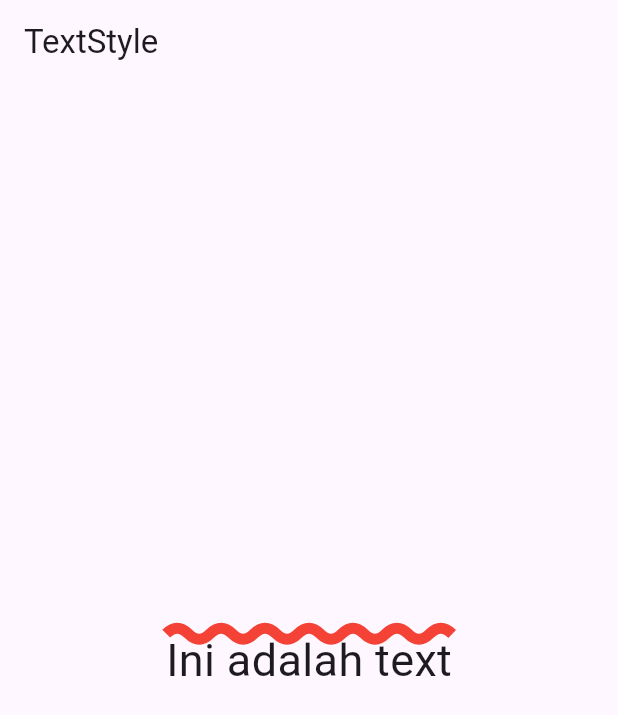
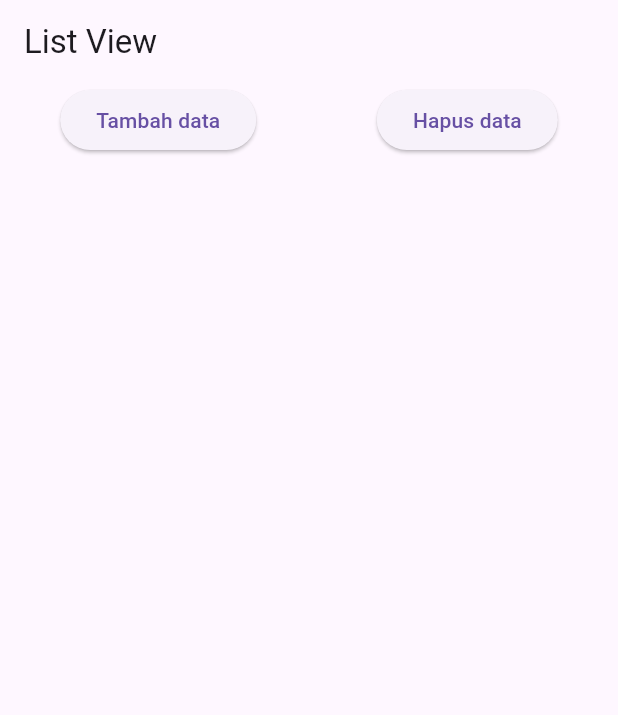
Before and after one commit to nentinur/Speedrun-Belajar-Flutter, a Flutter app: the screen it shows after launch, on a phone screen of 412 x 824 dp. Shown: the top 715 px of the screen. Run offline on Flutter 3.47's test engine with Material 3 defaults, Android fonts, the phone set to English and light mode, and no system bars.

Commit message:
List View

```diff
--- a/lib/main.dart
+++ b/lib/main.dart
@@ -4,30 +4,55 @@ void main() {
   runApp(const MyApp());
 }
 
-// karena saya males download font nyam jadi saya tulis langkah2nya saja
-// menambahkan jenis font: tambah folder [fonts], masukkan font yang kita miliki ke dalam folder fonts
-// kemudian di pubspec.yaml, tambahkan font yang kita miliki tadi
-// lalu atur TextStyle(fontFamily: "NamaFont")
-class MyApp extends StatelessWidget {
+// List View berbeda dengan column
+// column, jika monitor tiak cukup untuk menampilkan widget2 tersebut, dia akan error
+// sedangkan pada listview, dia bisa di scroll
+
+class MyApp extends StatefulWidget {
   const MyApp({super.key});
 
+  @override
+  State<MyApp> createState() => _MyAppState();
+}
+
+class _MyAppState extends State<MyApp> {
+  List<Widget> widgets = [];
+  int counter = 1;
   @override
   Widget build(BuildContext context) {
     return MaterialApp(
       home: Scaffold(
-        appBar: AppBar(
-          title: Text("TextStyle"),
-        ),
-        body: Center(
-          child: Text(
-            "Ini adalah text",
-            style: TextStyle(
-                fontSize: 30,
-                decoration: TextDecoration.overline,
-                decorationColor: Colors.red,
-                decorationThickness: 5,
-                decorationStyle: TextDecorationStyle.wavy),
-          ),
+        appBar: AppBar(title: Text("List View")),
+        body: ListView(
+          children: [
+            Row(
+              mainAxisAlignment: MainAxisAlignment.spaceAround,
+              children: [
+                ElevatedButton(
+                    onPressed: () {
+                      setState(() {
+                        widgets.add(Text(
+                          "data ke-" + counter.toString(),
+                          style: TextStyle(fontSize: 35),
+                        ));
+                        counter++;
+                      });
+                    },
+                    child: Text("Tambah data")),
+                ElevatedButton(
+                    onPressed: () {
+                      setState(() {
+                        widgets.removeLast();
+                        counter--;
+                      });
+                    },
+                    child: Text("Hapus data"))
+              ],
+            ),
+            Column(
+              children: widgets,
+            )
+          ],
         ),
       ),
     );
```
